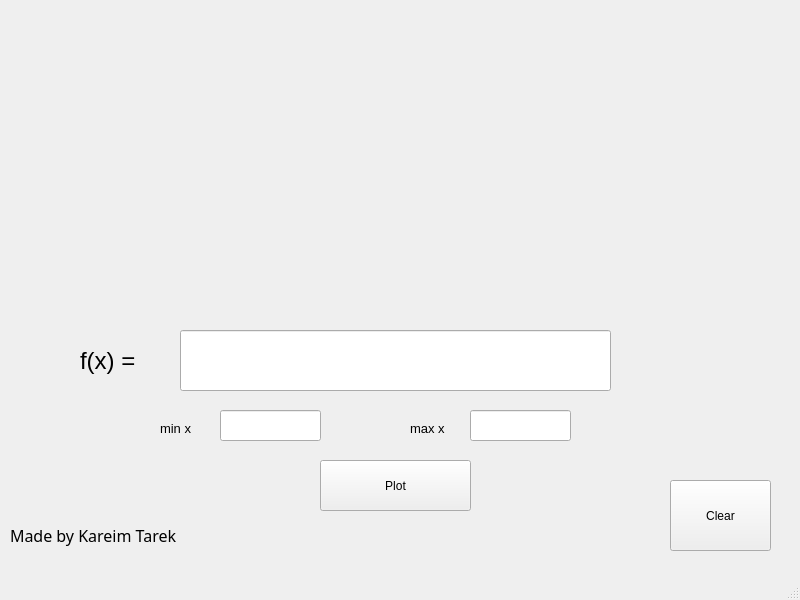
Qt form mainwindow.ui (KareimGazer/Desmos-Desktop) before a commit.
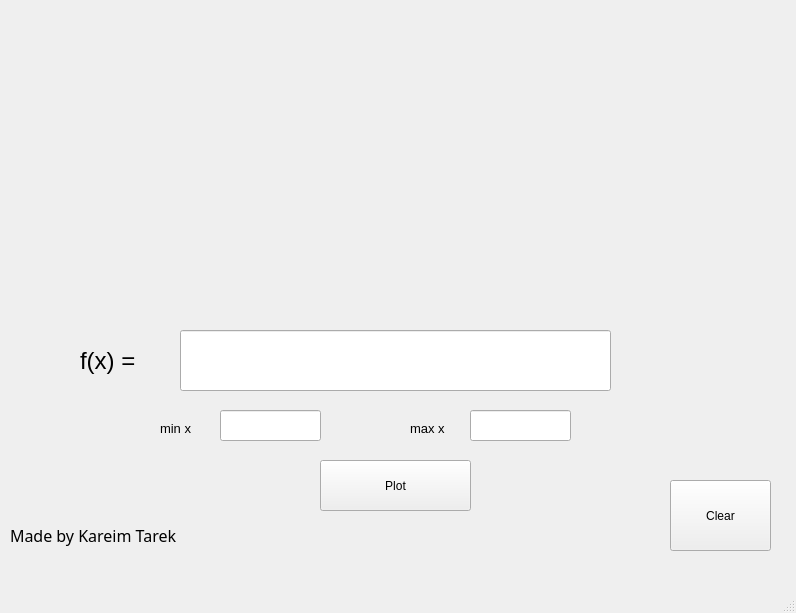
The same form after that commit. Custom widgets are drawn as their Qt base class.

What changed in the file:
```diff
--- a/mainwindow.ui
+++ b/mainwindow.ui
@@ -2,18 +2,36 @@
 <ui version="4.0">
  <class>MainWindow</class>
  <widget class="QMainWindow" name="MainWindow">
+  <property name="windowModality">
+   <enum>Qt::NonModal</enum>
+  </property>
+  <property name="enabled">
+   <bool>true</bool>
+  </property>
   <property name="geometry">
    <rect>
     <x>0</x>
     <y>0</y>
-    <width>800</width>
-    <height>600</height>
+    <width>796</width>
+    <height>613</height>
    </rect>
   </property>
+  <property name="sizePolicy">
+   <sizepolicy hsizetype="Fixed" vsizetype="Fixed">
+    <horstretch>0</horstretch>
+    <verstretch>0</verstretch>
+   </sizepolicy>
+  </property>
   <property name="windowTitle">
    <string>MainWindow</string>
   </property>
   <widget class="QWidget" name="centralwidget">
+   <property name="sizePolicy">
+    <sizepolicy hsizetype="Fixed" vsizetype="Fixed">
+     <horstretch>0</horstretch>
+     <verstretch>0</verstretch>
+    </sizepolicy>
+   </property>
    <widget class="QCustomPlot" name="customPlot" native="true">
     <property name="geometry">
      <rect>
```
Left out of the diff: 4 changed lines with no effect on the pictures.
